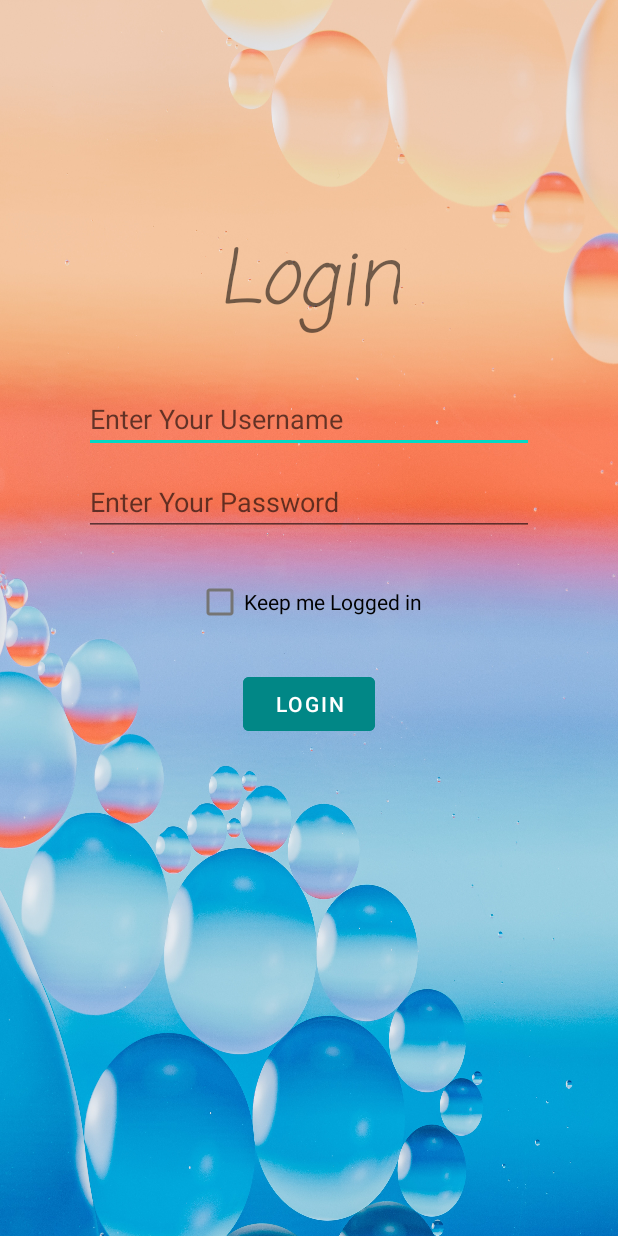
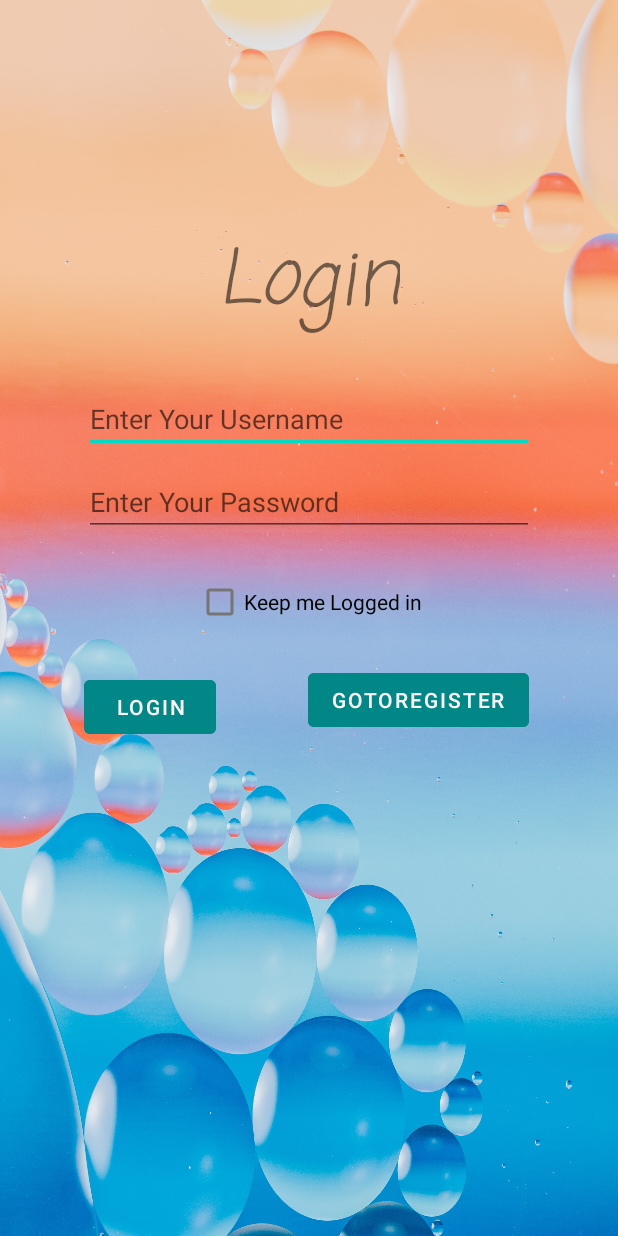
Before and after one commit to Prat2404/MNNIT_HUB, an Android app: the layout activity_login.xml on its own in the app's theme, with its tools: preview values and no code run, on a phone screen of 412 x 824 dp. Run offline under Robolectric (Android 15) with nearby library versions, the phone set to English and light mode, and no system bars.

Commit message:
login done

```diff
--- a/app/build.gradle
+++ b/app/build.gradle
@@ -35,6 +35,7 @@ dependencies {
     implementation 'com.google.android.material:material:1.3.0'
     implementation 'androidx.constraintlayout:constraintlayout:2.0.4'
     implementation 'com.google.firebase:firebase-auth:20.0.2'
+    implementation 'com.google.firebase:firebase-database:19.6.0'
     testImplementation 'junit:junit:4.+'
     androidTestImplementation 'androidx.test.ext:junit:1.1.2'
     androidTestImplementation 'androidx.test.espresso:espresso-core:3.3.0'
--- a/app/src/main/AndroidManifest.xml
+++ b/app/src/main/AndroidManifest.xml
@@ -10,7 +10,7 @@
         android:supportsRtl="true"
         android:theme="@style/Theme.MNNIT_HUB">
         <activity android:name=".MainActivity"></activity>
-
+        <activity android:name=".LoginActivity"></activity>
         <activity android:name=".RegisterActivity">
             <intent-filter>
                 <action android:name="android.intent.action.MAIN" />
--- a/app/src/main/res/layout/activity_login.xml
+++ b/app/src/main/res/layout/activity_login.xml
@@ -2,9 +2,12 @@
 <RelativeLayout xmlns:android="http://schemas.android.com/apk/res/android"
     android:layout_width="match_parent"
     android:layout_height="match_parent"
+    xmlns:app="http://schemas.android.com/apk/res-auto"
+    xmlns:tools="http://schemas.android.com/tools"
     android:background="@drawable/background4"
+    tools:context=".LoginActivity">
 
-    >
+
     <TextView
         android:layout_width="wrap_content"
         android:layout_height="wrap_content"
@@ -61,26 +64,32 @@
                 android:layout_centerHorizontal="true"
                 android:layout_below="@+id/loginpasswordET"
                 android:layout_marginTop="20dp"
-                android:id="@+id/registerCheckCB"
+                android:id="@+id/loggedincheck"
                 android:text="Keep me Logged in"
                 />
 
         </RelativeLayout>
 
         <Button
+            android:id="@+id/loginBT"
             android:layout_width="wrap_content"
             android:layout_height="wrap_content"
             android:layout_below="@+id/LoginParent2"
-            android:layout_centerHorizontal="true"
-            android:layout_marginTop="20dp"
-            android:text="LOGIN"
-            android:id="@+id/loginBT"
+            android:layout_marginTop="22dp"
             android:backgroundTint="@color/teal_700"
-            />
+            android:text="LOGIN" />
 
-
-
-
+        <Button
+            android:id="@+id/gotoregister"
+            android:layout_width="wrap_content"
+            android:layout_height="wrap_content"
+            android:layout_below="@+id/LoginParent2"
+            android:layout_alignLeft="@+id/loginBT"
+            android:layout_marginLeft="149dp"
+            android:layout_marginTop="17dp"
+            android:backgroundTint="@color/teal_700"
+            android:text="Gotoregister"
+            android:onClick="gotoregisterpage"/>
 
 
     </RelativeLayout>
```
Also changed, not shown: app/src/main/java/com/example/mnnit_hub/LoginActivity.java (+57 -1 lines), app/src/main/java/com/example/mnnit_hub/MainActivity.java (+13 -1 lines), app/src/main/java/com/example/mnnit_hub/RegisterActivity.java (+7 -2 lines), app/src/main/res/layout/activity_main.xml (+21 -4 lines), app/src/main/res/layout/activity_register.xml (+12 -7 lines).
